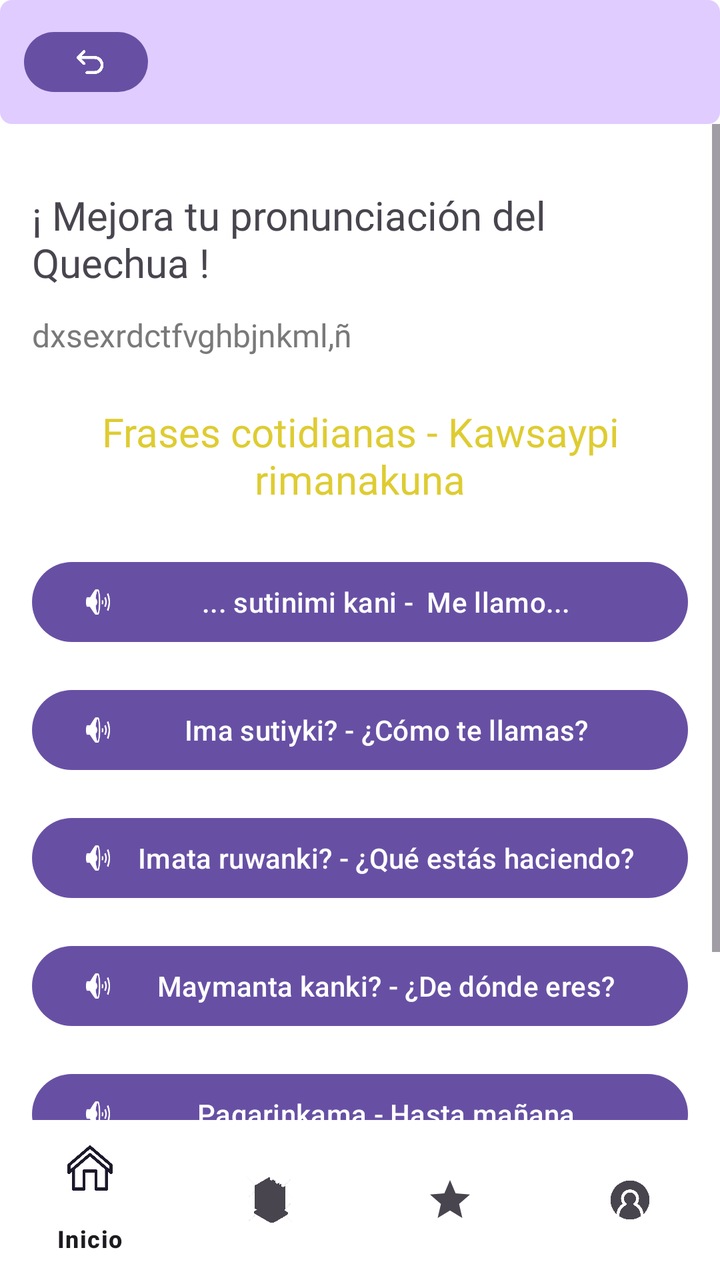
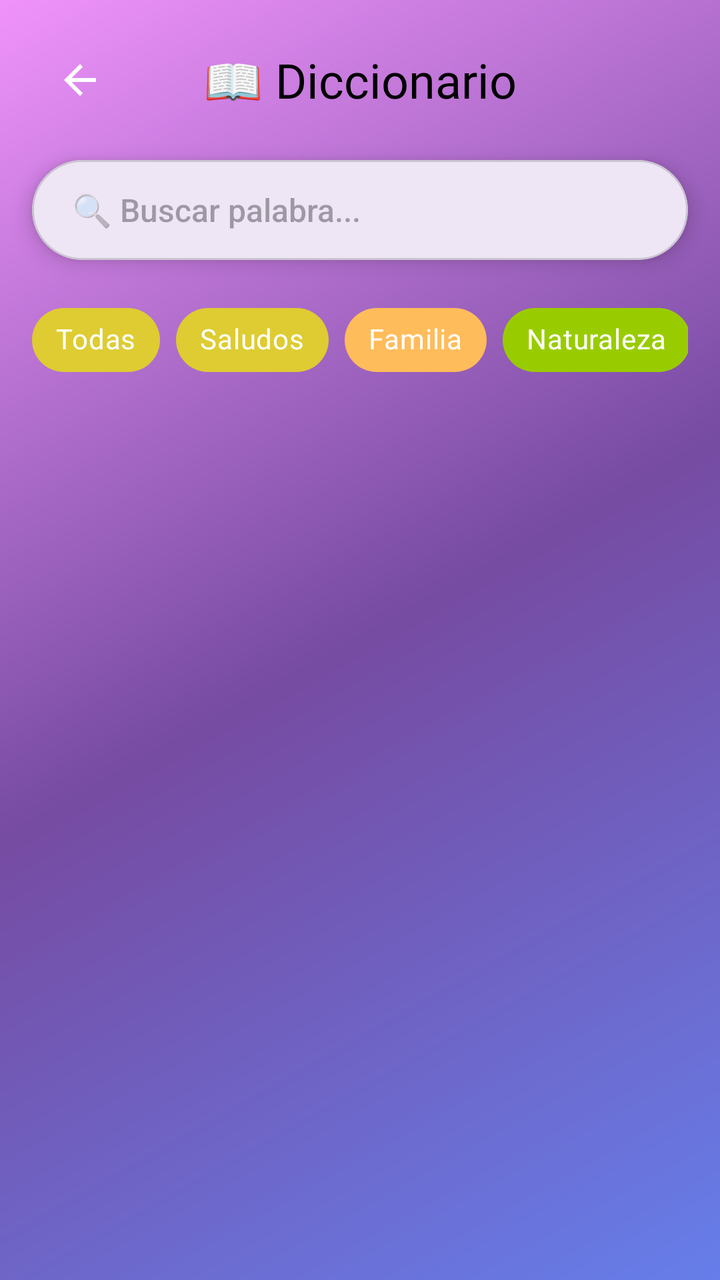

Compare the two renders of this Android layout. The source of the first and the diff that turns it into the second are given below.
<!-- AndroidManifest.xml: application theme Theme.PAQU -->
<!-- res/layout/activity_diccionario.xml -->
<?xml version="1.0" encoding="utf-8"?>
<androidx.constraintlayout.widget.ConstraintLayout
    xmlns:android="http://schemas.android.com/apk/res/android"
    xmlns:app="http://schemas.android.com/apk/res-auto"
    xmlns:tools="http://schemas.android.com/tools"
    android:layout_width="match_parent"
    android:layout_height="match_parent"
    android:background="@color/white"
    tools:context=".diccionarioActivity">

    
    <LinearLayout
        android:id="@+id/header"
        android:layout_width="0dp"
        android:layout_height="wrap_content"
        android:orientation="horizontal"
        android:background="@drawable/progress_bar_lila"
        android:padding="12dp"
        app:layout_constraintTop_toTopOf="parent"
        app:layout_constraintStart_toStartOf="parent"
        app:layout_constraintEnd_toEndOf="parent">

        <Button
            android:id="@+id/btnCerrar"
            android:layout_width="62dp"
            android:layout_height="38dp"
            android:text="X"
            app:icon="@drawable/volver" />
    </LinearLayout>

    
    <ScrollView
        android:id="@+id/mainScrollView"
        android:layout_width="0dp"
        android:layout_height="0dp"
        android:fillViewport="true"
        android:background="@color/white"
        app:layout_constraintTop_toBottomOf="@id/header"
        app:layout_constraintBottom_toTopOf="@id/bottomNavigation"
        app:layout_constraintStart_toStartOf="parent"
        app:layout_constraintEnd_toEndOf="parent">

        <LinearLayout
            android:layout_width="match_parent"
            android:layout_height="wrap_content"
            android:orientation="vertical"
            android:padding="16dp">

            
            <TextView
                android:id="@+id/textView14"
                android:layout_width="match_parent"
                android:layout_height="wrap_content"
                android:layout_marginTop="16dp"
                android:fontFamily="@font/fredoka_one"
                android:text="¡ Mejora tu pronunciación del Quechua !"
                android:textSize="20sp" />

            <TextView
                android:id="@+id/textView15"
                android:layout_width="match_parent"
                android:layout_height="wrap_content"
                android:layout_marginTop="12dp"
                android:fontFamily="@font/fredoka_one"
                android:text="dxsexrdctfvghbjnkml,ñ"
                android:textColor="@color/grey"
                android:textSize="16sp" />

            <TextView
                android:id="@+id/textView16"
                android:layout_width="match_parent"
                android:layout_height="wrap_content"
                android:layout_marginTop="24dp"
                android:fontFamily="@font/fredoka_one"
                android:gravity="center"
                android:text="Frases cotidianas - Kawsaypi rimanakuna"
                android:textColor="@color/morado"
                android:textSize="20sp" />

            
            <Button
                android:id="@+id/button3"
                android:layout_width="match_parent"
                android:layout_height="wrap_content"
                android:layout_marginTop="24dp"
                android:text="... sutinimi kani -  Me llamo..."
                app:icon="@android:drawable/ic_lock_silent_mode_off" />

            <Button
                android:id="@+id/button2"
                android:layout_width="match_parent"
                android:layout_height="wrap_content"
                android:layout_marginTop="16dp"
                android:text="Ima sutiyki? - ¿Cómo te llamas?"
                app:icon="@android:drawable/ic_lock_silent_mode_off" />

            <Button
                android:id="@+id/button4"
                android:layout_width="match_parent"
                android:layout_height="wrap_content"
                android:layout_marginTop="16dp"
                android:text="Imata ruwanki? - ¿Qué estás haciendo?"
                app:icon="@android:drawable/ic_lock_silent_mode_off" />

            <Button
                android:id="@+id/button5"
                android:layout_width="match_parent"
                android:layout_height="wrap_content"
                android:layout_marginTop="16dp"
                android:text="Maymanta kanki? - ¿De dónde eres?"
                app:icon="@android:drawable/ic_lock_silent_mode_off" />

            <Button
                android:id="@+id/button6"
                android:layout_width="match_parent"
                android:layout_height="wrap_content"
                android:layout_marginTop="16dp"
                android:text="Paqarinkama - Hasta mañana"
                app:icon="@android:drawable/ic_lock_silent_mode_off" />

            <Button
                android:id="@+id/button7"
                android:layout_width="match_parent"
                android:layout_height="wrap_content"
                android:layout_marginTop="16dp"
                android:text="Añay         -             Gracias"
                app:icon="@android:drawable/ic_lock_silent_mode_off" />
        </LinearLayout>
    </ScrollView>

    
    <com.google.android.material.bottomnavigation.BottomNavigationView
        android:id="@+id/bottomNavigation"
        android:layout_width="0dp"
        android:layout_height="wrap_content"
        android:background="@color/white"
        app:menu="@menu/bottom_nav_menu"
        app:layout_constraintBottom_toBottomOf="parent"
        app:layout_constraintStart_toStartOf="parent"
        app:layout_constraintEnd_toEndOf="parent" />
</androidx.constraintlayout.widget.ConstraintLayout>
<!-- resources referenced by this layout -->
<resources>
  <color name="grey">#7A7979</color>
  <color name="morado">#DECC32</color>
  <color name="white">#FFFFFFFF</color>
  <!-- drawable progress_bar_lila (drawable) -->
  <?xml version="1.0" encoding="utf-8"?>
  <layer-list xmlns:android="http://schemas.android.com/apk/res/android">
      
      <item android:id="@android:id/background">
          <shape>
              <corners android:radius="6dp" />
              <solid android:color="#E0CCFF" /> 
          </shape>
      </item>
  
      
      <item android:id="@android:id/progress">
          <clip>
              <shape>
                  <corners android:radius="6dp" />
                  <solid android:color="#A259FF" /> 
              </shape>
          </clip>
      </item>
  </layer-list>
  <!-- drawable volver: png bitmap (drawable, 20854 bytes) -->
  <style name="Theme.PAQU" parent="Base.Theme.PAQU" />
  <style name="Base.Theme.PAQU" parent="Theme.Material3.DayNight.NoActionBar">
          
          
      </style>
</resources>

<!-- the commit's change to res/layout/activity_diccionario.xml (unified diff, before → after) -->
@@ -1,141 +1,189 @@
 <?xml version="1.0" encoding="utf-8"?>
-<androidx.constraintlayout.widget.ConstraintLayout
-    xmlns:android="http://schemas.android.com/apk/res/android"
+<LinearLayout xmlns:android="http://schemas.android.com/apk/res/android"
     xmlns:app="http://schemas.android.com/apk/res-auto"
-    xmlns:tools="http://schemas.android.com/tools"
     android:layout_width="match_parent"
     android:layout_height="match_parent"
-    android:background="@color/white"
-    tools:context=".diccionarioActivity">
+    android:background="@drawable/gradient_background"
+    android:orientation="vertical">
+
+    
+    <RelativeLayout
+        android:layout_width="match_parent"
+        android:layout_height="wrap_content"
+        android:padding="20dp">
+
+        <ImageView
+            android:id="@+id/btnBack"
+            android:layout_width="40dp"
+            android:layout_height="40dp"
+            android:layout_centerVertical="true"
+            android:src="@drawable/ic_arrow_back"
+            android:padding="8dp"
+            android:background="?attr/selectableItemBackgroundBorderless" />
+
+        <TextView
+            android:layout_width="wrap_content"
+            android:layout_height="wrap_content"
+            android:layout_centerInParent="true"
+            android:text="📖 Diccionario"
+            android:fontFamily="@font/fredoka_one"
+            android:textSize="24sp"
+            android:textColor="@color/black" />
+    </RelativeLayout>
+
+    
+    <com.google.android.material.card.MaterialCardView
+        android:layout_width="match_parent"
+        android:layout_height="wrap_content"
+        android:layout_marginStart="16dp"
+        android:layout_marginEnd="16dp"
+        android:layout_marginBottom="16dp"
+        app:cardCornerRadius="25dp"
+        app:cardElevation="6dp">
+
+        <EditText
+            android:id="@+id/etBuscar"
+            android:layout_width="match_parent"
+            android:layout_height="50dp"
+            android:hint="🔍 Buscar palabra..."
+            android:fontFamily="sans-serif-medium"
+            android:textSize="16sp"
+            android:background="@android:color/transparent"
+            android:paddingStart="20dp"
+            android:paddingEnd="20dp"
+            android:imeOptions="actionSearch"
+            android:inputType="text"
+            android:maxLines="1" />
+    </com.google.android.material.card.MaterialCardView>
+
+    
+    <HorizontalScrollView
+        android:layout_width="match_parent"
+        android:layout_height="wrap_content"
+        android:scrollbars="none"
+        android:paddingStart="16dp"
+        android:paddingEnd="16dp"
+        android:layout_marginBottom="16dp">
+
+        <com.google.android.material.chip.ChipGroup
+            android:id="@+id/chipGroupCategorias"
+            android:layout_width="wrap_content"
+            android:layout_height="wrap_content"
+            app:singleSelection="true"
+            app:checkedChip="@id/chipTodas">
+
+            <com.google.android.material.chip.Chip
+                android:id="@+id/chipTodas"
+                style="@style/Widget.MaterialComponents.Chip.Choice"
+                android:layout_width="wrap_content"
+                android:layout_height="wrap_content"
+                android:text="Todas"
+                android:textColor="@color/white"
+                app:chipBackgroundColor="@color/morado"
+                app:checkedIconEnabled="false" />
+
+            <com.google.android.material.chip.Chip
+                android:id="@+id/chipSaludos"
+                style="@style/Widget.MaterialComponents.Chip.Choice"
+                android:layout_width="wrap_content"
+                android:layout_height="wrap_content"
+                android:text="Saludos"
+                android:textColor="@color/white"
+                app:chipBackgroundColor="@color/morado"
+                app:checkedIconEnabled="false" />
+
+            <com.google.android.material.chip.Chip
+                android:id="@+id/chipFamilia"
+                style="@style/Widget.MaterialComponents.Chip.Choice"
+                android:layout_width="wrap_content"
+                android:layout_height="wrap_content"
+                android:text="Familia"
+                android:textColor="@color/white"
+                app:chipBackgroundColor="@color/rosado"
+                app:checkedIconEnabled="false" />
+
+            <com.google.android.material.chip.Chip
+                android:id="@+id/chipNaturaleza"
+                style="@style/Widget.MaterialComponents.Chip.Choice"
+                android:layout_width="wrap_content"
+                android:layout_height="wrap_content"
+                android:text="Naturaleza"
+                android:textColor="@color/white"
+                app:chipBackgroundColor="@android:color/holo_green_light"
+                app:checkedIconEnabled="false" />
+
+            <com.google.android.material.chip.Chip
+                android:id="@+id/chipNumeros"
+                style="@style/Widget.MaterialComponents.Chip.Choice"
+                android:layout_width="wrap_content"
+                android:layout_height="wrap_content"
+                android:text="Números"
+                android:textColor="@color/white"
+                app:chipBackgroundColor="@android:color/holo_blue_light"
+                app:checkedIconEnabled="false" />
+
+            <com.google.android.material.chip.Chip
+                android:id="@+id/chipVerbos"
+                style="@style/Widget.MaterialComponents.Chip.Choice"
+                android:layout_width="wrap_content"
+                android:layout_height="wrap_content"
+                android:text="Verbos"
+                android:textColor="@color/white"
+                app:chipBackgroundColor="@android:color/holo_orange_light"
+                app:checkedIconEnabled="false" />
+
+            <com.google.android.material.chip.Chip
+                android:id="@+id/chipFrases"
+                style="@style/Widget.MaterialComponents.Chip.Choice"
+                android:layout_width="wrap_content"
+                android:layout_height="wrap_content"
+                android:text="Frases"
+                android:textColor="@color/white"
+                app:chipBackgroundColor="@android:color/holo_purple"
+                app:checkedIconEnabled="false" />
+        </com.google.android.material.chip.ChipGroup>
+    </HorizontalScrollView>
+
+    
+    <androidx.recyclerview.widget.RecyclerView
+        android:id="@+id/rvPalabras"
+        android:layout_width="match_parent"
+        android:layout_height="match_parent"
+        android:clipToPadding="false"
+        android:paddingBottom="16dp" />
 
     
     <LinearLayout
-        android:id="@+id/header"
-        android:layout_width="0dp"
-        android:layout_height="wrap_content"
-        android:orientation="horizontal"
-        android:background="@drawable/progress_bar_lila"
-        android:padding="12dp"
-        app:layout_constraintTop_toTopOf="parent"
-        app:layout_constraintStart_toStartOf="parent"
-        app:layout_constraintEnd_toEndOf="parent">
+        android:id="@+id/tvNoResultados"
+        android:layout_width="match_parent"
+        android:layout_height="match_parent"
+        android:orientation="vertical"
+        android:gravity="center"
+        android:visibility="gone">
 
-        <Button
-            android:id="@+id/btnCerrar"
-            android:layout_width="62dp"
-            android:layout_height="38dp"
-            android:text="X"
-            app:icon="@drawable/volver" />
+        <com.airbnb.lottie.LottieAnimationView
+            android:id="@+id/lottieSearch"
+            android:layout_width="200dp"
+            android:layout_height="200dp"
+            app:lottie_rawRes="@raw/confetti"
+            app:lottie_loop="true" />
+
+        <TextView
+            android:layout_width="wrap_content"
+            android:layout_height="wrap_content"
+            android:text="No se encontraron resultados"
+            android:fontFamily="@font/fredoka_one"
+            android:textSize="18sp"
+            android:textColor="@color/grey"
+            android:layout_marginTop="16dp" />
+
+        <TextView
+            android:layout_width="wrap_content"
+            android:layout_height="wrap_content"
+            android:text="Intenta con otra búsqueda"
+            android:fontFamily="sans-serif"
+            android:textSize="14sp"
+            android:textColor="@color/grey"
+            android:layout_marginTop="8dp" />
     </LinearLayout>
-
-    
-    <ScrollView
-        android:id="@+id/mainScrollView"
-        android:layout_width="0dp"
-        android:layout_height="0dp"
-        android:fillViewport="true"
-        android:background="@color/white"
-        app:layout_constraintTop_toBottomOf="@id/header"
-        app:layout_constraintBottom_toTopOf="@id/bottomNavigation"
-        app:layout_constraintStart_toStartOf="parent"
-        app:layout_constraintEnd_toEndOf="parent">
-
-        <LinearLayout
-            android:layout_width="match_parent"
-            android:layout_height="wrap_content"
-            android:orientation="vertical"
-            android:padding="16dp">
-
-            
-            <TextView
-                android:id="@+id/textView14"
-                android:layout_width="match_parent"
-                android:layout_height="wrap_content"
-                android:layout_marginTop="16dp"
-                android:fontFamily="@font/fredoka_one"
-                android:text="¡ Mejora tu pronunciación del Quechua !"
-                android:textSize="20sp" />
-
-            <TextView
-                android:id="@+id/textView15"
-                android:layout_width="match_parent"
-                android:layout_height="wrap_content"
-                android:layout_marginTop="12dp"
-                android:fontFamily="@font/fredoka_one"
-                android:text="dxsexrdctfvghbjnkml,ñ"
-                android:textColor="@color/grey"
-                android:textSize="16sp" />
-
-            <TextView
-                android:id="@+id/textView16"
-                android:layout_width="match_parent"
-                android:layout_height="wrap_content"
-                android:layout_marginTop="24dp"
-                android:fontFamily="@font/fredoka_one"
-                android:gravity="center"
-                android:text="Frases cotidianas - Kawsaypi rimanakuna"
-                android:textColor="@color/morado"
-                android:textSize="20sp" />
-
-            
-            <Button
-                android:id="@+id/button3"
-                android:layout_width="match_parent"
-                android:layout_height="wrap_content"
-                android:layout_marginTop="24dp"
-                android:text="... sutinimi kani -  Me llamo..."
-                app:icon="@android:drawable/ic_lock_silent_mode_off" />
-
-            <Button
-                android:id="@+id/button2"
-                android:layout_width="match_parent"
-                android:layout_height="wrap_content"
-                android:layout_marginTop="16dp"
-                android:text="Ima sutiyki? - ¿Cómo te llamas?"
-                app:icon="@android:drawable/ic_lock_silent_mode_off" />
-
-            <Button
-                android:id="@+id/button4"
-                android:layout_width="match_parent"
-                android:layout_height="wrap_content"
-                android:layout_marginTop="16dp"
-                android:text="Imata ruwanki? - ¿Qué estás haciendo?"
-                app:icon="@android:drawable/ic_lock_silent_mode_off" />
-
-            <Button
-                android:id="@+id/button5"
-                android:layout_width="match_parent"
-                android:layout_height="wrap_content"
-                android:layout_marginTop="16dp"
-                android:text="Maymanta kanki? - ¿De dónde eres?"
-                app:icon="@android:drawable/ic_lock_silent_mode_off" />
-
-            <Button
-                android:id="@+id/button6"
-                android:layout_width="match_parent"
-                android:layout_height="wrap_content"
-                android:layout_marginTop="16dp"
-                android:text="Paqarinkama - Hasta mañana"
-                app:icon="@android:drawable/ic_lock_silent_mode_off" />
-
-            <Button
-                android:id="@+id/button7"
-                android:layout_width="match_parent"
-                android:layout_height="wrap_content"
-                android:layout_marginTop="16dp"
-                android:text="Añay         -             Gracias"
-                app:icon="@android:drawable/ic_lock_silent_mode_off" />
-        </LinearLayout>
-    </ScrollView>
-
-    
-    <com.google.android.material.bottomnavigation.BottomNavigationView
-        android:id="@+id/bottomNavigation"
-        android:layout_width="0dp"
-        android:layout_height="wrap_content"
-        android:background="@color/white"
-        app:menu="@menu/bottom_nav_menu"
-        app:layout_constraintBottom_toBottomOf="parent"
-        app:layout_constraintStart_toStartOf="parent"
-        app:layout_constraintEnd_toEndOf="parent" />
-</androidx.constraintlayout.widget.ConstraintLayout>
+</LinearLayout>
<!-- resource entries referenced after the edit -->
@@ -1,30 +1,32 @@
 <!-- resources referenced by this layout -->
 <resources>
+  <color name="black">#FF000000</color>
   <color name="grey">#7A7979</color>
   <color name="morado">#DECC32</color>
+  <color name="rosado">#FFBC5B</color>
   <color name="white">#FFFFFFFF</color>
-  <!-- drawable progress_bar_lila (drawable) -->
+  <!-- drawable gradient_background (drawable) -->
   <?xml version="1.0" encoding="utf-8"?>
-  <layer-list xmlns:android="http://schemas.android.com/apk/res/android">
-      
-      <item android:id="@android:id/background">
-          <shape>
-              <corners android:radius="6dp" />
-              <solid android:color="#E0CCFF" /> 
-          </shape>
-      </item>
-  
-      
-      <item android:id="@android:id/progress">
-          <clip>
-              <shape>
-                  <corners android:radius="6dp" />
-                  <solid android:color="#A259FF" /> 
-              </shape>
-          </clip>
-      </item>
-  </layer-list>
-  <!-- drawable volver: png bitmap (drawable, 20854 bytes) -->
+  <shape xmlns:android="http://schemas.android.com/apk/res/android">
+      <gradient
+          android:angle="135"
+          android:startColor="#667eea"
+          android:centerColor="#764ba2"
+          android:endColor="#f093fb"
+          android:type="linear" />
+  </shape>
+  <!-- drawable ic_arrow_back (drawable) -->
+  <?xml version="1.0" encoding="utf-8"?>
+  <vector xmlns:android="http://schemas.android.com/apk/res/android"
+      android:width="24dp"
+      android:height="24dp"
+      android:viewportWidth="24"
+      android:viewportHeight="24"
+      android:tint="@color/white">
+      <path
+          android:fillColor="@android:color/white"
+          android:pathData="M20,11H7.83l5.59,-5.59L12,4l-8,8 8,8 1.41,-1.41L7.83,13H20v-2z"/>
+  </vector>
   <style name="Theme.PAQU" parent="Base.Theme.PAQU" />
   <style name="Base.Theme.PAQU" parent="Theme.Material3.DayNight.NoActionBar">
           
